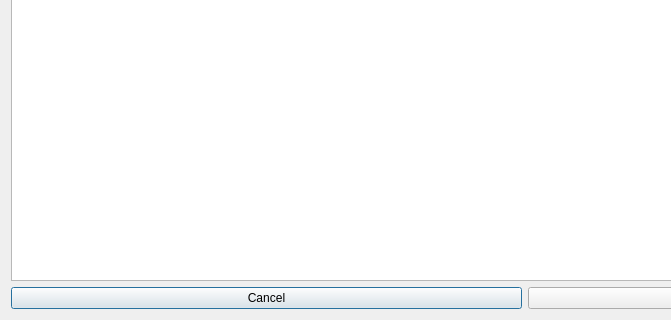
Qt form src/ui_files/Adjust_Arguments_Design.ui (uf-reef-avl/multilauncher) before a commit; both pictures show x 0 to 671 and y 523 to 843 of the 1050 by 843 pixel window.
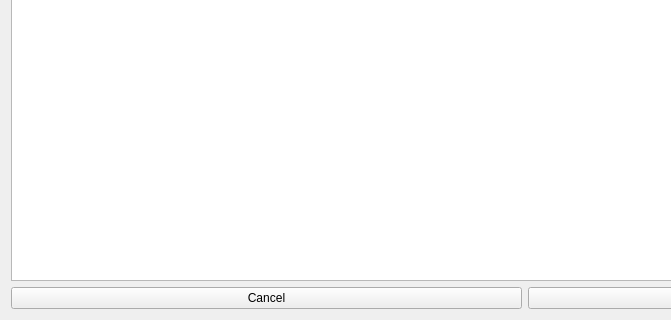
The same form after that commit.

Diff of the .ui file:
```diff
--- a/src/ui_files/Adjust_Arguments_Design.ui
+++ b/src/ui_files/Adjust_Arguments_Design.ui
@@ -77,6 +77,9 @@
        <property name="text">
         <string>Cancel</string>
        </property>
+       <property name="autoDefault">
+        <bool>false</bool>
+       </property>
       </widget>
      </item>
      <item>
@@ -84,6 +87,9 @@
        <property name="text">
         <string>Save</string>
        </property>
+       <property name="autoDefault">
+        <bool>false</bool>
+       </property>
       </widget>
      </item>
     </layout>
```
